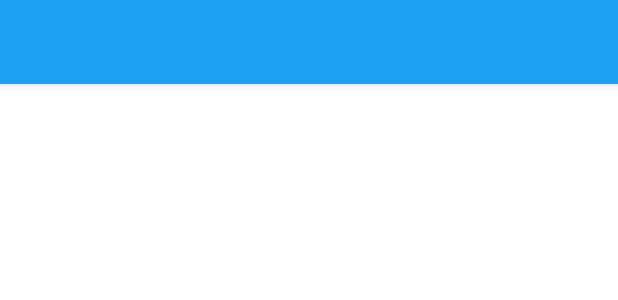
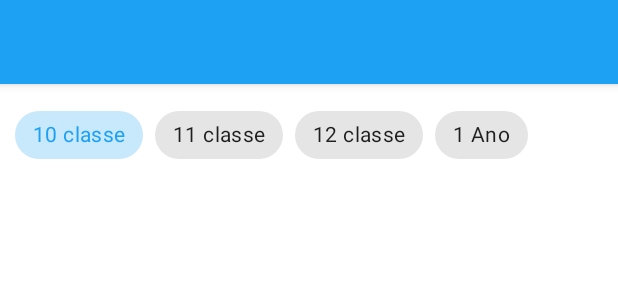
Before and after one commit to Agostinhodossantos/BewiseApp, an Android app: the layout activity_book_list.xml on its own in the app's theme, with its tools: preview values and no code run, on a phone screen of 412 x 824 dp. Shown: the top 300 px of the screen. Run offline under Robolectric (Android 15) with nearby library versions, the phone set to English and light mode, and no system bars.

Commit message:
add book list

```diff
--- a/app/src/main/java/com/app/bewise/utils/Util.java
+++ b/app/src/main/java/com/app/bewise/utils/Util.java
@@ -16,7 +16,7 @@ public class Util {
         List<BookCategory> categoryList = new ArrayList<>();
 
         categoryList.add(new BookCategory(0,1,"Matematica", R.drawable.rocket_3));
-        categoryList.add(new BookCategory(0,1, "Quimica", R.drawable.rocket));
+        categoryList.add(new BookCategory(0,1, "Quimica", R.drawable.rocket_3));
         categoryList.add(new BookCategory(0,1,"Geografia", R.drawable.rocket_3));
         categoryList.add(new BookCategory(0,1,"Fisica", R.drawable.rocket_3));
         categoryList.add(new BookCategory(0,1,"Ingles", R.drawable.rocket_3));
--- a/app/src/main/res/layout/activity_book_list.xml
+++ b/app/src/main/res/layout/activity_book_list.xml
@@ -21,12 +21,58 @@
 
     </com.google.android.material.appbar.AppBarLayout>
 
+    <LinearLayout
+        android:layout_width="match_parent"
+        android:layout_height="match_parent"
+        android:layout_marginTop="10dp"
+        android:orientation="horizontal">
+
+        <com.google.android.material.chip.ChipGroup
+            android:id="@+id/group"
+            android:layout_width="match_parent"
+            android:layout_height="wrap_content"
+            app:singleSelection="true">
+
+            <com.google.android.material.chip.Chip
+                android:id="@+id/option_1"
+                android:checked="true"
+                style="@style/Widget.MaterialComponents.Chip.Choice"
+                android:layout_width="wrap_content"
+                android:layout_height="wrap_content"
+                android:layout_marginStart="10dp"
+                android:text="10 classe" />
+
+            <com.google.android.material.chip.Chip
+                android:id="@+id/option_2"
+                style="@style/Widget.MaterialComponents.Chip.Choice"
+                android:layout_width="wrap_content"
+                android:layout_height="wrap_content"
+                android:text="11 classe" />
+
+            <com.google.android.material.chip.Chip
+                android:id="@+id/option_3"
+                style="@style/Widget.MaterialComponents.Chip.Choice"
+                android:layout_width="wrap_content"
+                android:layout_height="wrap_content"
+                android:text="12 classe" />
+
+            <com.google.android.material.chip.Chip
+                android:id="@+id/option_4"
+                style="@style/Widget.MaterialComponents.Chip.Choice"
+                android:layout_width="wrap_content"
+                android:layout_height="wrap_content"
+                android:text="1 Ano" />
+
+
+        </com.google.android.material.chip.ChipGroup>
+
+
+    </LinearLayout>
+
     <androidx.recyclerview.widget.RecyclerView
         android:id="@+id/rv_books_list"
         android:clipToPadding="true"
         android:layout_width="match_parent"
         android:layout_height="wrap_content"/>
 
-
-
 </LinearLayout>
--- a/app/src/main/res/layout/item_quick_start.xml
+++ b/app/src/main/res/layout/item_quick_start.xml
@@ -56,7 +56,6 @@
                     android:layout_width="match_parent"
                     android:layout_height="match_parent"
                     android:orientation="horizontal">
-
 
                     <com.google.android.material.chip.ChipGroup
                         android:id="@+id/group"
```
Also changed, not shown: app/src/main/java/com/app/bewise/ui/library/LibraryActivity.java (+21 -9 lines).
